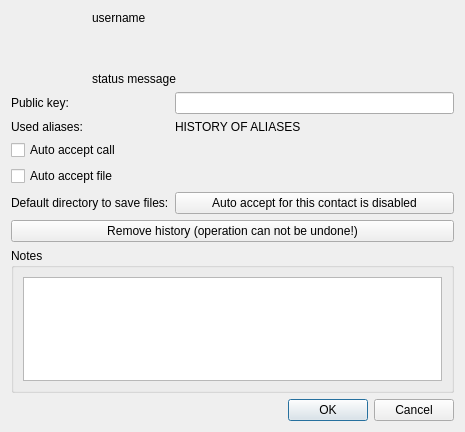
Qt form src/widget/about/aboutuser.ui (qTox/qTox) before a commit.
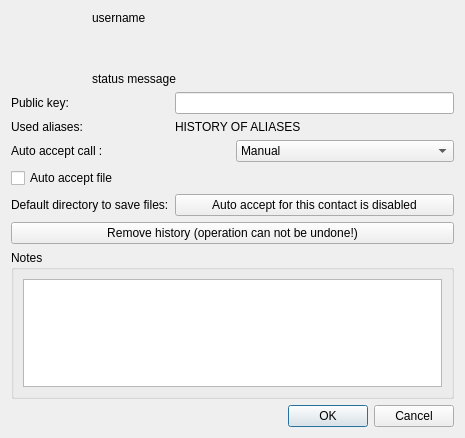
The same form after that commit. Icons and pictures are not drawn.

Commit message: feat(autoAnswer): add choice manual / audio / audio + video

The edit to the form file:
```diff
--- a/src/widget/about/aboutuser.ui
+++ b/src/widget/about/aboutuser.ui
@@ -7,7 +7,7 @@
     <x>0</x>
     <y>0</y>
     <width>465</width>
-    <height>432</height>
+    <height>438</height>
    </rect>
   </property>
   <property name="windowTitle">
@@ -164,14 +164,21 @@
        </property>
       </widget>
      </item>
-     <item row="5" column="0">
+     <item row="5" column="0" colspan="2">
+      <widget class="QCheckBox" name="autoacceptfile">
+       <property name="text">
+        <string>Auto accept file</string>
+       </property>
+      </widget>
+     </item>
+     <item row="8" column="0">
       <widget class="QLabel" name="label">
        <property name="text">
         <string>Default directory to save files:</string>
        </property>
       </widget>
      </item>
-     <item row="5" column="1">
+     <item row="8" column="1">
       <widget class="QPushButton" name="selectSaveDir">
        <property name="text">
         <string>Auto accept for this contact is disabled</string>
@@ -179,18 +186,34 @@
       </widget>
      </item>
      <item row="3" column="0" colspan="2">
-      <widget class="QCheckBox" name="autoacceptfile">
+      <layout class="QHBoxLayout" name="horizontalLayout">
+       <item>
+        <widget class="QLabel" name="label_2">
        <property name="text">
-        <string>Auto accept file</string>
+          <string>Auto accept call :</string>
        </property>
       </widget>
      </item>
-	 <item row="2" column="0">
-      <widget class="QCheckBox" name="autoacceptcall">
+       <item>
+        <widget class="QComboBox" name="autoacceptcall">
+         <item>
        <property name="text">
-        <string>Auto accept call</string>
-       </property>
-      </widget>
+           <string>Manual</string>
+          </property>
+         </item>
+         <item>
+          <property name="text">
+           <string>Audio</string>
+          </property>
+         </item>
+         <item>
+          <property name="text">
+           <string>Audio + video</string>
+          </property>
+         </item>
+        </widget>
+       </item>
+      </layout>
      </item>
     </layout>
    </item>
```
Lines whose indentation alone changed are shown as unchanged. The commit also changes 4 other files.
